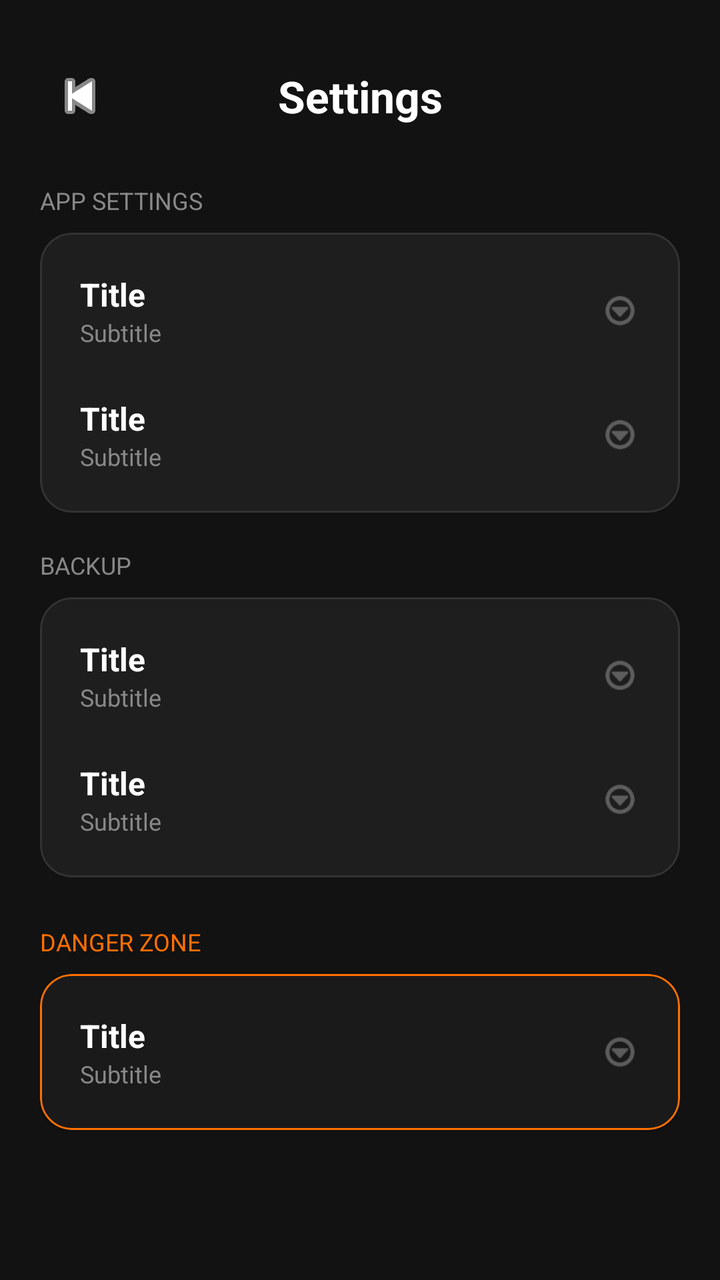
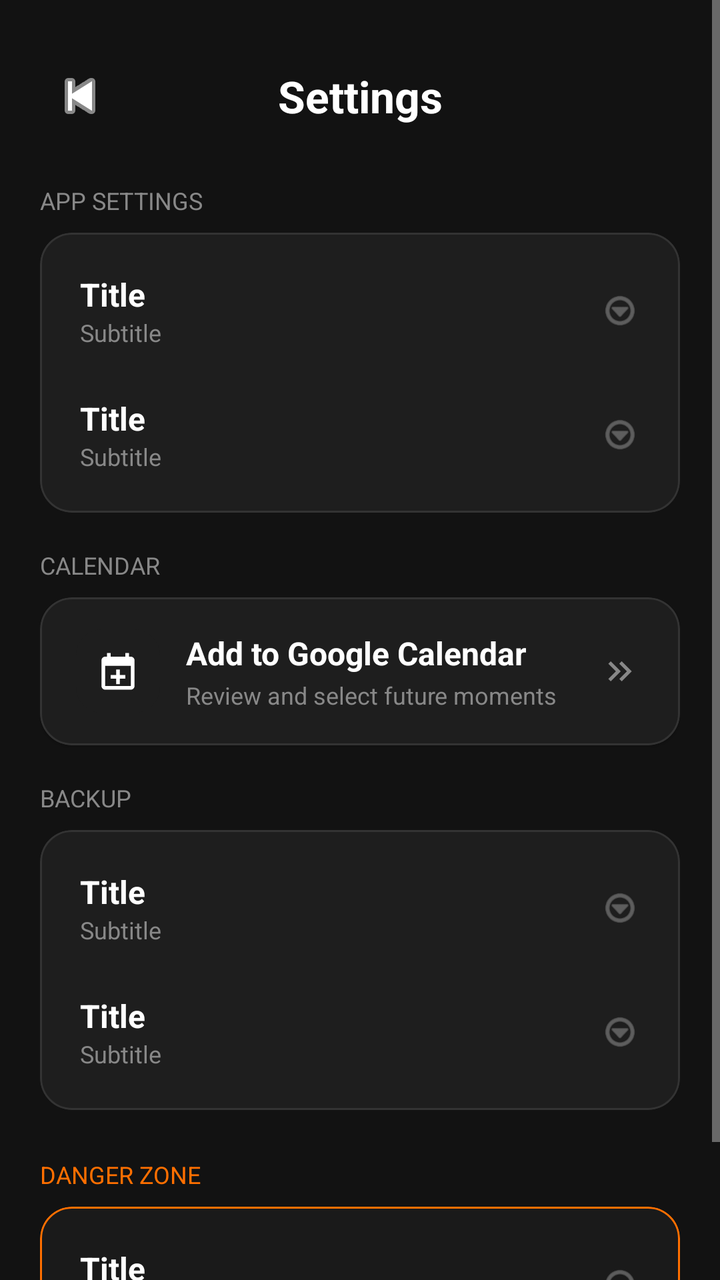

An Android layout rendered at two revisions. The XML below is the earlier revision; the diff shows what the commit changed to produce the second picture.
<!-- AndroidManifest.xml: activity theme Theme.MaterialComponents.NoActionBar -->
<!-- res/layout/activity_settings.xml -->
<?xml version="1.0" encoding="utf-8"?>
<ScrollView xmlns:android="http://schemas.android.com/apk/res/android"
    xmlns:app="http://schemas.android.com/apk/res-auto"
    android:layout_width="match_parent"
    android:layout_height="match_parent"
    android:background="#121212">

    <LinearLayout
        android:layout_width="match_parent"
        android:layout_height="wrap_content"
        android:orientation="vertical"
        android:padding="20dp">


        
        <androidx.constraintlayout.widget.ConstraintLayout
            android:layout_width="match_parent"
            android:layout_height="56dp"
            android:paddingVertical="8dp">

            
            <ImageButton
                android:id="@+id/btnSettingsBack"
                android:layout_width="40dp"
                android:layout_height="40dp"
                android:background="?attr/selectableItemBackgroundBorderless"
                android:src="@android:drawable/ic_media_previous"
                android:contentDescription="@string/back"
                app:tint="#FFFFFF"
                app:layout_constraintStart_toStartOf="parent"
                app:layout_constraintTop_toTopOf="parent"
                app:layout_constraintBottom_toBottomOf="parent" />

            
            <TextView
                android:id="@+id/txtHeaderTitle"
                android:layout_width="wrap_content"
                android:layout_height="wrap_content"
                android:text="Settings"
                android:textColor="#FFFFFF"
                android:textSize="22sp"
                android:textStyle="bold"
                app:layout_constraintStart_toStartOf="parent"
                app:layout_constraintEnd_toEndOf="parent"
                app:layout_constraintTop_toTopOf="parent"
                app:layout_constraintBottom_toBottomOf="parent" />

        </androidx.constraintlayout.widget.ConstraintLayout>


        
        <TextView
            android:layout_width="match_parent"
            android:layout_height="wrap_content"
            android:text="@string/app_settings"
            android:textColor="#888888"
            android:textSize="12sp"
            android:layout_marginTop="16dp"
            android:layout_marginBottom="8dp" />

        <com.google.android.material.card.MaterialCardView
            android:layout_width="match_parent"
            android:layout_height="wrap_content"
            app:cardCornerRadius="16dp"
            app:cardBackgroundColor="#1E1E1E"
            app:strokeColor="#333333"
            app:strokeWidth="1dp">

            <LinearLayout
                android:layout_width="match_parent"
                android:layout_height="wrap_content"
                android:orientation="vertical"
                android:padding="8dp">

                <include
                    layout="@layout/item_setting"
                    android:id="@+id/rowTheme"
                    android:layout_width="match_parent"
                    android:layout_height="wrap_content" />

                <include
                    layout="@layout/item_setting"
                    android:id="@+id/rowWidget"
                    android:layout_width="match_parent"
                    android:layout_height="wrap_content" />

            </LinearLayout>

        </com.google.android.material.card.MaterialCardView>


        
        <TextView
            android:layout_width="match_parent"
            android:layout_height="wrap_content"
            android:text="BACKUP"
            android:textColor="#888888"
            android:textSize="12sp"
            android:layout_marginTop="18dp"
            android:layout_marginBottom="8dp" />

        <com.google.android.material.card.MaterialCardView
            android:layout_width="match_parent"
            android:layout_height="wrap_content"
            app:cardCornerRadius="16dp"
            app:cardBackgroundColor="#1E1E1E"
            app:strokeColor="#333333"
            app:strokeWidth="1dp">

            <LinearLayout
                android:layout_width="match_parent"
                android:layout_height="wrap_content"
                android:orientation="vertical"
                android:padding="8dp">

                <include
                    layout="@layout/item_setting"
                    android:id="@+id/rowExport"
                    android:layout_width="match_parent"
                    android:layout_height="wrap_content" />

                <include
                    layout="@layout/item_setting"
                    android:id="@+id/rowImport"
                    android:layout_width="match_parent"
                    android:layout_height="wrap_content" />

            </LinearLayout>

        </com.google.android.material.card.MaterialCardView>


        
        <Space
            android:layout_width="match_parent"
            android:layout_height="24dp" />


        
        <TextView
            android:layout_width="match_parent"
            android:layout_height="wrap_content"
            android:text="@string/danger_zone"
            android:textColor="#FF6F00"
            android:textSize="12sp"
            android:layout_marginBottom="8dp" />

        <com.google.android.material.card.MaterialCardView
            android:layout_width="match_parent"
            android:layout_height="wrap_content"
            app:cardCornerRadius="16dp"
            app:cardBackgroundColor="#1A1A1A"
            app:strokeColor="#FF6F00"
            app:strokeWidth="1dp"
            android:layout_marginBottom="16dp">

            <LinearLayout
                android:layout_width="match_parent"
                android:layout_height="wrap_content"
                android:orientation="vertical"
                android:padding="8dp">

                <include
                    layout="@layout/item_setting"
                    android:id="@+id/rowClearAll"
                    android:layout_width="match_parent"
                    android:layout_height="wrap_content" />

            </LinearLayout>

        </com.google.android.material.card.MaterialCardView>

    </LinearLayout>
</ScrollView>
<!-- res/layout/item_setting.xml (included above) -->
<LinearLayout xmlns:android="http://schemas.android.com/apk/res/android"
    xmlns:app="http://schemas.android.com/apk/res-auto"
    android:layout_width="match_parent"
    android:layout_height="56dp"
    android:orientation="horizontal"
    android:gravity="center_vertical"
    android:padding="12dp"
    android:background="?attr/selectableItemBackground">

    <LinearLayout
        android:layout_width="0dp"
        android:layout_height="wrap_content"
        android:layout_weight="1"
        android:orientation="vertical">

        <TextView
            android:id="@+id/txtTitle"
            android:layout_width="wrap_content"
            android:layout_height="wrap_content"
            android:text="@string/title"
            android:textColor="#FFFFFF"
            android:textSize="16sp"
            android:textStyle="bold" />

        <TextView
            android:id="@+id/txtSubtitle"
            android:layout_width="wrap_content"
            android:layout_height="wrap_content"
            android:text="@string/subtitle"
            android:textColor="#888888"
            android:textSize="12sp" />
    </LinearLayout>

    <ImageView
        android:layout_width="20dp"
        android:layout_height="20dp"
        android:src="@android:drawable/ic_menu_more"
        app:tint="#888888" />
</LinearLayout>
<!-- resources referenced by this layout -->
<resources>
  <string name="app_settings">APP SETTINGS</string>
  <string name="back">Back</string>
  <string name="danger_zone">DANGER ZONE</string>
  <string name="subtitle">Subtitle</string>
  <string name="title">Title</string>
</resources>

<!-- the commit's change to res/layout/activity_settings.xml (unified diff, before → after) -->
@@ -93,6 +93,41 @@
         <TextView
             android:layout_width="match_parent"
             android:layout_height="wrap_content"
+            android:text="CALENDAR"
+            android:textColor="#888888"
+            android:textSize="12sp"
+            android:layout_marginTop="18dp"
+            android:layout_marginBottom="8dp" />
+
+        <com.google.android.material.card.MaterialCardView
+            android:layout_width="match_parent"
+            android:layout_height="wrap_content"
+            app:cardCornerRadius="16dp"
+            app:cardBackgroundColor="#1E1E1E"
+            app:strokeColor="#333333"
+            app:strokeWidth="1dp">
+
+            <LinearLayout
+                android:layout_width="match_parent"
+                android:layout_height="wrap_content"
+                android:orientation="vertical"
+                android:padding="8dp">
+
+                <include
+                    layout="@layout/item_calendar_setting"
+                    android:id="@+id/rowGoogleCalendar"
+                    android:layout_width="match_parent"
+                    android:layout_height="wrap_content" />
+
+            </LinearLayout>
+
+        </com.google.android.material.card.MaterialCardView>
+
+
+        
+        <TextView
+            android:layout_width="match_parent"
+            android:layout_height="wrap_content"
             android:text="BACKUP"
             android:textColor="#888888"
             android:textSize="12sp"
@@ -212,3 +247,70 @@
         android:src="@android:drawable/ic_menu_more"
         app:tint="#888888" />
 </LinearLayout>
+<!-- res/layout/item_calendar_setting.xml (included above) -->
+<?xml version="1.0" encoding="utf-8"?>
+<LinearLayout xmlns:android="http://schemas.android.com/apk/res/android"
+    xmlns:app="http://schemas.android.com/apk/res-auto"
+    android:layout_width="match_parent"
+    android:layout_height="72dp"
+    android:background="?attr/selectableItemBackground"
+    android:gravity="center_vertical"
+    android:orientation="horizontal"
+    android:paddingStart="10dp"
+    android:paddingTop="8dp"
+    android:paddingEnd="12dp"
+    android:paddingBottom="8dp">
+
+    <com.google.android.material.card.MaterialCardView
+        android:id="@+id/calendarSettingsIconCard"
+        android:layout_width="42dp"
+        android:layout_height="42dp"
+        app:cardCornerRadius="13dp"
+        app:cardElevation="0dp"
+        app:strokeWidth="0dp">
+
+        <ImageView
+            android:id="@+id/imgCalendarSetting"
+            android:layout_width="22dp"
+            android:layout_height="22dp"
+            android:layout_gravity="center"
+            android:contentDescription="Google Calendar"
+            android:src="@drawable/ic_calendar_add" />
+
+    </com.google.android.material.card.MaterialCardView>
+
+    <LinearLayout
+        android:layout_width="0dp"
+        android:layout_height="wrap_content"
+        android:layout_marginStart="13dp"
+        android:layout_weight="1"
+        android:orientation="vertical">
+
+        <TextView
+            android:id="@+id/txtTitle"
+            android:layout_width="wrap_content"
+            android:layout_height="wrap_content"
+            android:text="Add to Google Calendar"
+            android:textColor="#FFFFFF"
+            android:textSize="16sp"
+            android:textStyle="bold" />
+
+        <TextView
+            android:id="@+id/txtSubtitle"
+            android:layout_width="wrap_content"
+            android:layout_height="wrap_content"
+            android:layout_marginTop="2dp"
+            android:text="Review and select future moments"
+            android:textColor="#888888"
+            android:textSize="12sp" />
+
+    </LinearLayout>
+
+    <ImageView
+        android:layout_width="20dp"
+        android:layout_height="20dp"
+        android:contentDescription="Open"
+        android:src="@drawable/ic_chevron_right"
+        app:tint="#888888" />
+
+</LinearLayout>
<!-- resource entries referenced after the edit -->
@@ -1,5 +1,23 @@
 <!-- resources referenced by this layout -->
 <resources>
+  <!-- drawable ic_calendar_add (drawable) -->
+  <vector xmlns:android="http://schemas.android.com/apk/res/android"
+      android:width="24dp"
+      android:height="24dp"
+      android:viewportWidth="24"
+      android:viewportHeight="24">
+      <path
+          android:fillColor="@android:color/white"
+          android:pathData="M19,4h-1V2h-2v2H8V2H6v2H5c-1.11,0 -1.99,0.9 -1.99,2L3,20c0,1.1 0.89,2 2,2h14c1.1,0 2,-0.9 2,-2V6c0,-1.1 -0.9,-2 -2,-2zM19,20H5V9h14v11zM11,11h2v3h3v2h-3v3h-2v-3H8v-2h3v-3z" />
+  </vector>
+  <!-- drawable ic_chevron_right (drawable) -->
+  <vector xmlns:android="http://schemas.android.com/apk/res/android" android:height="24dp" android:tint="#000000" android:viewportHeight="24" android:viewportWidth="24" android:width="24dp">
+        
+      <path android:fillColor="@android:color/white" android:pathData="M6.41,6l-1.41,1.41l4.58,4.59l-4.58,4.59l1.41,1.41l6,-6z"/>
+        
+      <path android:fillColor="@android:color/white" android:pathData="M13,6l-1.41,1.41l4.58,4.59l-4.58,4.59l1.41,1.41l6,-6z"/>
+      
+  </vector>
   <string name="app_settings">APP SETTINGS</string>
   <string name="back">Back</string>
   <string name="danger_zone">DANGER ZONE</string>
